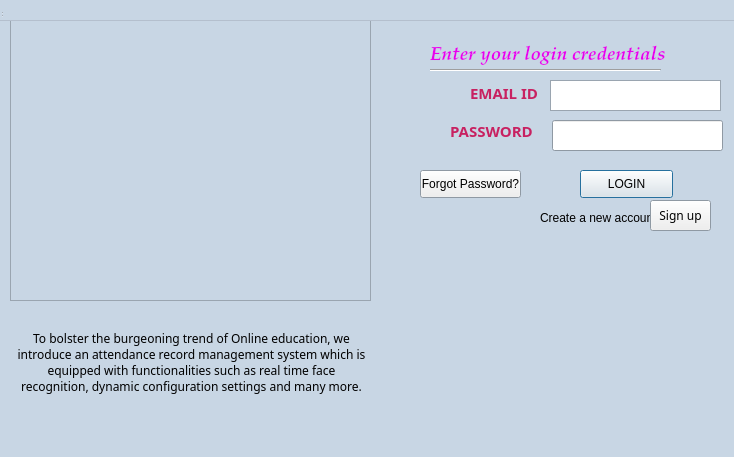
First picture: the form in LoginWindow.ui, repository sarthakforwet/Attendance-Record-Management-System, before the edit.
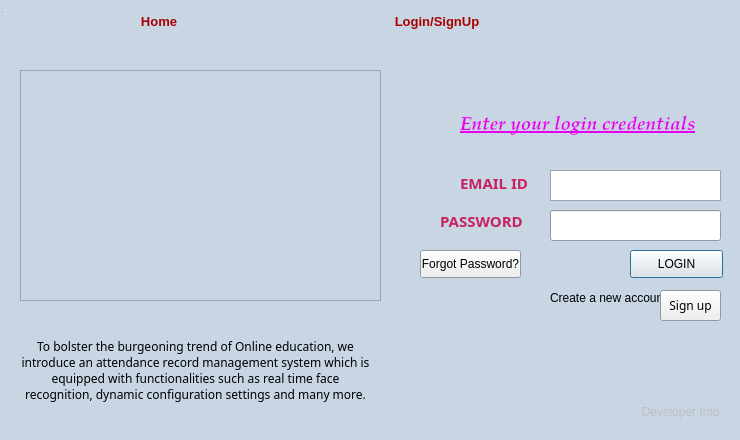
Second picture: the form after the edit. Icons and pictures are not drawn.

Commit message: LoginWindow: Formatted cells and added backend

```diff
--- a/LoginWindow.ui
+++ b/LoginWindow.ui
@@ -6,8 +6,8 @@
    <rect>
     <x>0</x>
     <y>0</y>
-    <width>734</width>
-    <height>457</height>
+    <width>740</width>
+    <height>440</height>
    </rect>
   </property>
   <property name="palette">
@@ -143,8 +143,8 @@
    <widget class="QPushButton" name="loginBtn">
     <property name="geometry">
      <rect>
-      <x>580</x>
-      <y>170</y>
+      <x>630</x>
+      <y>250</y>
       <width>93</width>
       <height>28</height>
      </rect>
@@ -156,8 +156,8 @@
    <widget class="QLabel" name="label_4">
     <property name="geometry">
      <rect>
-      <x>430</x>
-      <y>40</y>
+      <x>460</x>
+      <y>110</y>
       <width>241</width>
       <height>31</height>
      </rect>
@@ -206,6 +206,7 @@
       <weight>75</weight>
       <italic>true</italic>
       <bold>true</bold>
+      <underline>true</underline>
      </font>
     </property>
     <property name="text">
@@ -216,7 +217,7 @@
     <property name="geometry">
      <rect>
       <x>420</x>
-      <y>170</y>
+      <y>250</y>
       <width>101</width>
       <height>28</height>
      </rect>
@@ -228,8 +229,8 @@
    <widget class="QLabel" name="label_5">
     <property name="geometry">
      <rect>
-      <x>540</x>
-      <y>210</y>
+      <x>550</x>
+      <y>290</y>
       <width>111</width>
       <height>16</height>
      </rect>
@@ -241,8 +242,8 @@
    <widget class="QPushButton" name="SignUp">
     <property name="geometry">
      <rect>
-      <x>650</x>
-      <y>200</y>
+      <x>660</x>
+      <y>290</y>
       <width>61</width>
       <height>31</height>
      </rect>
@@ -459,10 +460,10 @@
    <widget class="QFrame" name="frame">
     <property name="geometry">
      <rect>
-      <x>10</x>
-      <y>20</y>
+      <x>20</x>
+      <y>70</y>
       <width>361</width>
-      <height>281</height>
+      <height>231</height>
      </rect>
     </property>
     <property name="frameShape">
@@ -474,10 +475,10 @@
     <widget class="QLabel" name="label_3">
      <property name="geometry">
       <rect>
-       <x>6</x>
-       <y>2</y>
-       <width>351</width>
-       <height>281</height>
+       <x>0</x>
+       <y>0</y>
+       <width>361</width>
+       <height>231</height>
       </rect>
      </property>
      <property name="text">
@@ -494,8 +495,8 @@
    <widget class="QLabel" name="label_7">
     <property name="geometry">
      <rect>
-      <x>16</x>
-      <y>312</y>
+      <x>20</x>
+      <y>320</y>
       <width>351</width>
       <height>101</height>
      </rect>
@@ -519,8 +520,8 @@
    <widget class="QLabel" name="label">
     <property name="geometry">
      <rect>
-      <x>470</x>
-      <y>80</y>
+      <x>460</x>
+      <y>170</y>
       <width>73</width>
       <height>26</height>
      </rect>
@@ -577,8 +578,8 @@
    <widget class="QLabel" name="label_2">
     <property name="geometry">
      <rect>
-      <x>450</x>
-      <y>120</y>
+      <x>440</x>
+      <y>210</y>
       <width>91</width>
       <height>21</height>
      </rect>
@@ -632,24 +633,11 @@
      <string>PASSWORD</string>
     </property>
    </widget>
-   <widget class="Line" name="line">
-    <property name="geometry">
-     <rect>
-      <x>430</x>
-      <y>60</y>
-      <width>231</width>
-      <height>20</height>
-     </rect>
-    </property>
-    <property name="orientation">
-     <enum>Qt::Horizontal</enum>
-    </property>
-   </widget>
-   <widget class="QTextEdit" name="textEdit">
+   <widget class="QTextEdit" name="email_id">
     <property name="geometry">
      <rect>
       <x>550</x>
-      <y>80</y>
+      <y>170</y>
       <width>171</width>
       <height>31</height>
      </rect>
@@ -667,8 +655,8 @@
    <widget class="QLineEdit" name="lineEdit">
     <property name="geometry">
      <rect>
-      <x>552</x>
-      <y>120</y>
+      <x>550</x>
+      <y>210</y>
       <width>171</width>
       <height>31</height>
      </rect>
@@ -677,6 +665,237 @@
      <enum>QLineEdit::Password</enum>
     </property>
    </widget>
+   <widget class="QPushButton" name="home">
+    <property name="geometry">
+     <rect>
+      <x>9</x>
+      <y>9</y>
+      <width>300</width>
+      <height>24</height>
+     </rect>
+    </property>
+    <property name="sizePolicy">
+     <sizepolicy hsizetype="Preferred" vsizetype="Preferred">
+      <horstretch>0</horstretch>
+      <verstretch>0</verstretch>
+     </sizepolicy>
+    </property>
+    <property name="minimumSize">
+     <size>
+      <width>120</width>
+      <height>10</height>
+     </size>
+    </property>
+    <property name="maximumSize">
+     <size>
+      <width>300</width>
+      <height>16777215</height>
+     </size>
+    </property>
+    <property name="baseSize">
+     <size>
+      <width>10</width>
+      <height>10</height>
+     </size>
+    </property>
+    <property name="palette">
+     <palette>
+      <active>
+       <colorrole role="ButtonText">
+        <brush brushstyle="SolidPattern">
+         <color alpha="255">
+          <red>170</red>
+          <green>0</green>
+          <blue>0</blue>
+         </color>
+        </brush>
+       </colorrole>
+      </active>
+      <inactive>
+       <colorrole role="ButtonText">
+        <brush brushstyle="SolidPattern">
+         <color alpha="255">
+          <red>170</red>
+          <green>0</green>
+          <blue>0</blue>
+         </color>
+        </brush>
+       </colorrole>
+      </inactive>
+      <disabled>
+       <colorrole role="ButtonText">
+        <brush brushstyle="SolidPattern">
+         <color alpha="255">
+          <red>120</red>
+          <green>120</green>
+          <blue>120</blue>
+         </color>
+        </brush>
+       </colorrole>
+      </disabled>
+     </palette>
+    </property>
+    <property name="font">
+     <font>
+      <family>Arial</family>
+      <pointsize>10</pointsize>
+      <weight>75</weight>
+      <bold>true</bold>
+     </font>
+    </property>
+    <property name="autoFillBackground">
+     <bool>false</bool>
+    </property>
+    <property name="text">
+     <string>Home</string>
+    </property>
+    <property name="autoDefault">
+     <bool>false</bool>
+    </property>
+    <property name="default">
+     <bool>false</bool>
+    </property>
+    <property name="flat">
+     <bool>true</bool>
+    </property>
+   </widget>
+   <widget class="QPushButton" name="login_signUp">
+    <property name="geometry">
+     <rect>
+      <x>337</x>
+      <y>9</y>
+      <width>200</width>
+      <height>24</height>
+     </rect>
+    </property>
+    <property name="palette">
+     <palette>
+      <active>
+       <colorrole role="WindowText">
+        <brush brushstyle="SolidPattern">
+         <color alpha="255">
+          <red>170</red>
+          <green>0</green>
+          <blue>0</blue>
+         </color>
+        </brush>
+       </colorrole>
+       <colorrole role="Text">
+        <brush brushstyle="SolidPattern">
+         <color alpha="255">
+          <red>170</red>
+          <green>0</green>
+          <blue>0</blue>
+         </color>
+        </brush>
+       </colorrole>
+       <colorrole role="ButtonText">
+        <brush brushstyle="SolidPattern">
+         <color alpha="255">
+          <red>170</red>
+          <green>0</green>
+          <blue>0</blue>
+         </color>
+        </brush>
+       </colorrole>
+      </active>
+      <inactive>
+       <colorrole role="WindowText">
+        <brush brushstyle="SolidPattern">
+         <color alpha="255">
+          <red>170</red>
+          <green>0</green>
+          <blue>0</blue>
+         </color>
+        </brush>
+       </colorrole>
+       <colorrole role="Text">
+        <brush brushstyle="SolidPattern">
+         <color alpha="255">
+          <red>170</red>
+          <green>0</green>
+          <blue>0</blue>
+         </color>
+        </brush>
+       </colorrole>
+       <colorrole role="ButtonText">
+        <brush brushstyle="SolidPattern">
+         <color alpha="255">
+          <red>170</red>
+          <green>0</green>
+          <blue>0</blue>
+         </color>
+        </brush>
+       </colorrole>
+      </inactive>
+      <disabled>
+       <colorrole role="WindowText">
+        <brush brushstyle="SolidPattern">
+         <color alpha="255">
+          <red>120</red>
+          <green>120</green>
+          <blue>120</blue>
+         </color>
+        </brush>
+       </colorrole>
+       <colorrole role="Text">
+        <brush brushstyle="SolidPattern">
+         <color alpha="255">
+          <red>120</red>
+          <green>120</green>
+          <blue>120</blue>
+         </color>
+        </brush>
+       </colorrole>
+       <colorrole role="ButtonText">
+        <brush brushstyle="SolidPattern">
+         <color alpha="255">
+          <red>120</red>
+          <green>120</green>
+          <blue>120</blue>
+         </color>
+        </brush>
+       </colorrole>
+      </disabled>
+     </palette>
+    </property>
+    <property name="font">
+     <font>
+      <family>Arial</family>
+      <pointsize>10</pointsize>
+      <weight>75</weight>
+      <bold>true</bold>
+     </font>
+    </property>
+    <property name="text">
+     <string>Login/SignUp</string>
+    </property>
+    <property name="flat">
+     <bool>true</bool>
+    </property>
+   </widget>
+   <widget class="QPushButton" name="pushButton_2">
+    <property name="enabled">
+     <bool>false</bool>
+    </property>
+    <property name="geometry">
+     <rect>
+      <x>640</x>
+      <y>400</y>
+      <width>81</width>
+      <height>23</height>
+     </rect>
+    </property>
+    <property name="focusPolicy">
+     <enum>Qt::ClickFocus</enum>
+    </property>
+    <property name="text">
+     <string>Developer Info</string>
+    </property>
+    <property name="flat">
+     <bool>true</bool>
+    </property>
+   </widget>
    <zorder>label_5</zorder>
    <zorder>loginBtn</zorder>
    <zorder>label_4</zorder>
@@ -686,19 +905,11 @@
    <zorder>label_7</zorder>
    <zorder>label</zorder>
    <zorder>label_2</zorder>
-   <zorder>line</zorder>
-   <zorder>textEdit</zorder>
-   <zorder>lineEdit</zorder>
-  </widget>
-  <widget class="QMenuBar" name="menubar">
-   <property name="geometry">
-    <rect>
-     <x>0</x>
-     <y>0</y>
-     <width>734</width>
-     <height>21</height>
-    </rect>
-   </property>
+   <zorder>email_id</zorder>
+   <zorder>password</zorder>
+   <zorder>home</zorder>
+   <zorder>login_signUp</zorder>
+   <zorder>pushButton_2</zorder>
   </widget>
   <widget class="QStatusBar" name="statusbar">
    <property name="geometry">
```
Left out of the diff: 12 changed lines with no effect on the pictures.
